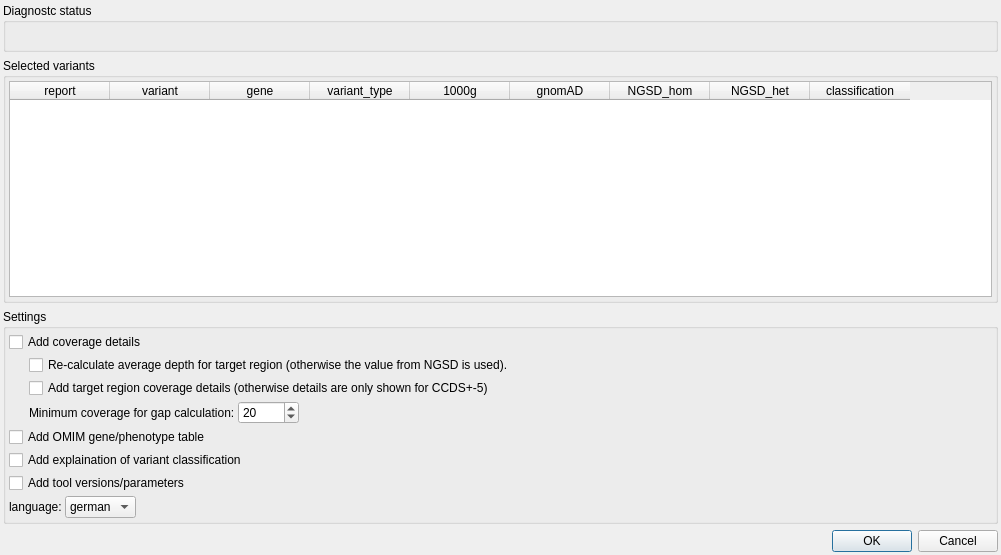
First picture: the form in src/GSvar/ReportDialog.ui, repository imgag/ngs-bits, before the edit.
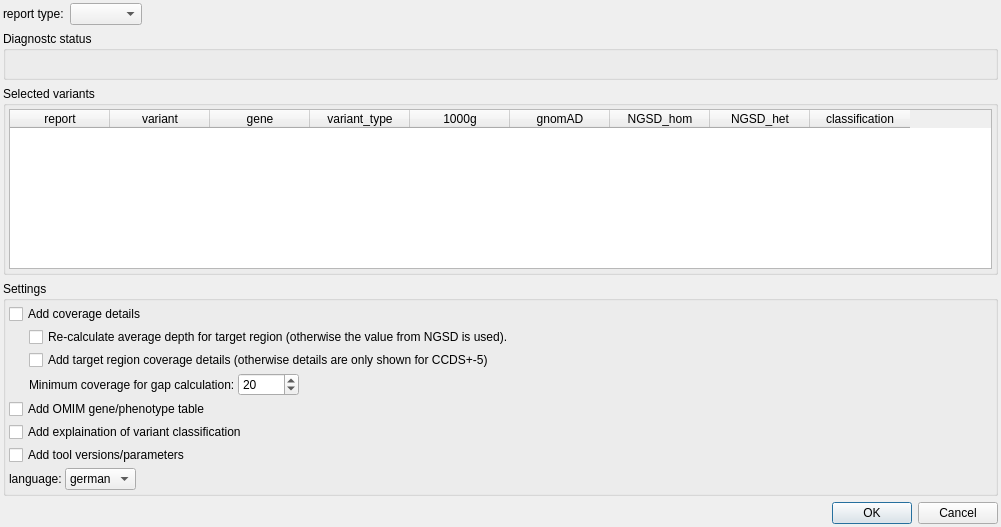
Second picture: the form after the edit. Icons and pictures are not drawn. Custom widgets are drawn as their Qt base class.

Commit message: Update report configuration.

Patch:
```diff
--- a/src/GSvar/ReportDialog.ui
+++ b/src/GSvar/ReportDialog.ui
@@ -7,7 +7,7 @@
     <x>0</x>
     <y>0</y>
     <width>1001</width>
-    <height>555</height>
+    <height>527</height>
    </rect>
   </property>
   <property name="windowTitle">
@@ -33,6 +33,37 @@
    <property name="bottomMargin">
     <number>3</number>
    </property>
+   <item>
+    <layout class="QHBoxLayout" name="horizontalLayout_7">
+     <item>
+      <widget class="QLabel" name="label_2">
+       <property name="text">
+        <string>report type:</string>
+       </property>
+      </widget>
+     </item>
+     <item>
+      <widget class="QComboBox" name="variant_type">
+       <property name="sizeAdjustPolicy">
+        <enum>QComboBox::AdjustToContents</enum>
+       </property>
+      </widget>
+     </item>
+     <item>
+      <spacer name="horizontalSpacer_7">
+       <property name="orientation">
+        <enum>Qt::Horizontal</enum>
+       </property>
+       <property name="sizeHint" stdset="0">
+        <size>
+         <width>40</width>
+         <height>20</height>
+        </size>
+       </property>
+      </spacer>
+     </item>
+    </layout>
+   </item>
    <item>
     <widget class="QGroupBox" name="groupBox_2">
      <property name="title">
```
The commit also changes 14 other files.
